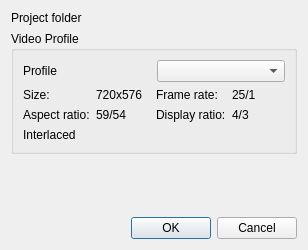
KDE/kdenlive, file src/widgets/projectsettings_ui.ui: the form before one commit.
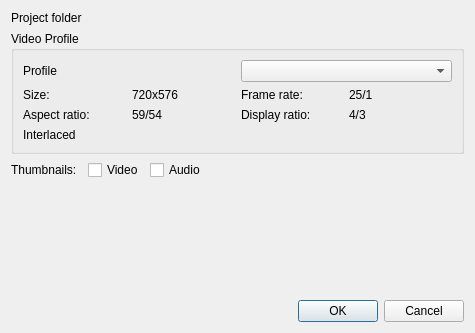
The form after the commit. Custom widgets are drawn as their Qt base class.

Commit message: Add some options to Kdenlive settings dialog

What changed in the file:
```diff
--- a/src/widgets/projectsettings_ui.ui
+++ b/src/widgets/projectsettings_ui.ui
@@ -5,8 +5,8 @@
    <rect>
     <x>0</x>
     <y>0</y>
-    <width>308</width>
-    <height>250</height>
+    <width>475</width>
+    <height>333</height>
    </rect>
   </property>
   <property name="windowTitle" >
@@ -20,10 +20,10 @@
      </property>
     </widget>
    </item>
-   <item row="0" column="1" >
+   <item row="0" column="1" colspan="3" >
     <widget class="KUrlRequester" name="kurlrequester" />
    </item>
-   <item row="1" column="0" colspan="2" >
+   <item row="1" column="0" colspan="4" >
     <widget class="QGroupBox" name="properties" >
      <property name="title" >
       <string>Video Profile</string>
@@ -109,7 +109,41 @@
      </layout>
     </widget>
    </item>
+   <item row="2" column="0" >
+    <widget class="QLabel" name="label_2" >
+     <property name="text" >
+      <string>Thumbnails:</string>
+     </property>
+    </widget>
+   </item>
    <item row="2" column="1" >
+    <widget class="QCheckBox" name="video_thumbs" >
+     <property name="text" >
+      <string>Video</string>
+     </property>
+    </widget>
+   </item>
+   <item row="2" column="2" >
+    <widget class="QCheckBox" name="audio_thumbs" >
+     <property name="text" >
+      <string>Audio</string>
+     </property>
+    </widget>
+   </item>
+   <item row="2" column="3" >
+    <spacer name="horizontalSpacer" >
+     <property name="orientation" >
+      <enum>Qt::Horizontal</enum>
+     </property>
+     <property name="sizeHint" stdset="0" >
+      <size>
+       <width>229</width>
+       <height>20</height>
+      </size>
+     </property>
+    </spacer>
+   </item>
+   <item row="3" column="0" colspan="4" >
     <spacer name="verticalSpacer" >
      <property name="orientation" >
       <enum>Qt::Vertical</enum>
@@ -122,7 +156,7 @@
      </property>
     </spacer>
    </item>
-   <item row="3" column="1" >
+   <item row="4" column="1" colspan="3" >
     <widget class="QDialogButtonBox" name="buttonBox" >
      <property name="orientation" >
       <enum>Qt::Horizontal</enum>
```
The commit also changes 6 other files.
